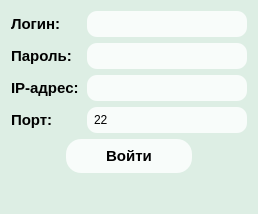
Qt form loginForm.ui (Wobolok/projects) before a commit.
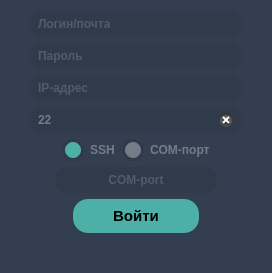
The same form after that commit.

```diff
--- a/loginForm.ui
+++ b/loginForm.ui
@@ -6,8 +6,8 @@
    <rect>
     <x>0</x>
     <y>0</y>
-    <width>256</width>
-    <height>214</height>
+    <width>272</width>
+    <height>273</height>
    </rect>
   </property>
   <property name="windowTitle">
@@ -15,12 +15,12 @@
   </property>
   <property name="styleSheet">
    <string notr="true">QWidget {
-	background-color:#ddeee4;
+	background-color:#333e50;
 }
 
 QPushButton {
 	color:black;
-	background-color:#f8fcfa;
+	background-color:#4DB0A8;
 	border:none;
 	border-radius:15px;
 	padding:8px 40px;
@@ -31,19 +31,13 @@
 
 QPushButton:hover {
 	color:white;
-	background-color:#13ec71;
-}
-
-QLabel {
-	font-family:arial;
-	font-weight:bold;
-	font-size:15px;
-	min-width:70px;
+	cursor:PointingHand;
 }
 
 QLineEdit {
-	color:black;
-	background-color:#f8fcfa;
+	color:#747C86;
+	font-weight:bold;
+	background-color:#2F3A4A;
 	padding:5px 5px;
 	max-width:200px;
 	min-width:150px;
@@ -51,71 +45,183 @@
 	border:none;
 }
 
-QLineEdit:hover {
-	background-color:rgba(220,220,220,0.9);
+QRadioButton {
+	color:#747C86;
+	font-family:arial;
+	font-weight:bold;
+}
+
+QRadioButton::indicator {
+	width:16px;
+	height:16px;
+    background-color:#747C86;
+	color:#747C86;
+	border:3px solid #2F3A4A;
+	border-radius:11px;
+}
+
+QRadioButton::indicator::checked {
+    background-color:#4DB0A8;
+	color:#4DB0A8;
+	border:3px solid #2F3A4A;
 }</string>
   </property>
   <layout class="QVBoxLayout" name="verticalLayout">
    <item>
     <layout class="QHBoxLayout" name="horizontalLayout">
      <item>
-      <widget class="QLabel" name="label">
-       <property name="text">
-        <string>Логин:</string>
+      <widget class="QLineEdit" name="login">
+       <property name="placeholderText">
+        <string>Логин/почта</string>
+       </property>
+       <property name="clearButtonEnabled">
+        <bool>true</bool>
        </property>
       </widget>
      </item>
-     <item>
-      <widget class="QLineEdit" name="login"/>
-     </item>
     </layout>
    </item>
    <item>
     <layout class="QHBoxLayout" name="horizontalLayout_2">
      <item>
-      <widget class="QLabel" name="label_2">
-       <property name="text">
-        <string>Пароль:</string>
+      <widget class="QLineEdit" name="passwd">
+       <property name="placeholderText">
+        <string>Пароль</string>
+       </property>
+       <property name="clearButtonEnabled">
+        <bool>true</bool>
        </property>
       </widget>
      </item>
-     <item>
-      <widget class="QLineEdit" name="passwd"/>
-     </item>
     </layout>
    </item>
    <item>
     <layout class="QHBoxLayout" name="horizontalLayout_7">
      <item>
-      <widget class="QLabel" name="label_5">
-       <property name="text">
-        <string>IP-адрес:</string>
+      <widget class="QLineEdit" name="ip">
+       <property name="placeholderText">
+        <string>IP-адрес</string>
+       </property>
+       <property name="clearButtonEnabled">
+        <bool>true</bool>
        </property>
       </widget>
      </item>
-     <item>
-      <widget class="QLineEdit" name="ip"/>
-     </item>
     </layout>
    </item>
    <item>
     <layout class="QHBoxLayout" name="horizontalLayout_5">
-     <item>
-      <widget class="QLabel" name="label_3">
-       <property name="text">
-        <string>Порт:</string>
-       </property>
-      </widget>
-     </item>
      <item>
       <widget class="QLineEdit" name="port">
        <property name="text">
         <string>22</string>
        </property>
+       <property name="placeholderText">
+        <string>Порт</string>
+       </property>
+       <property name="clearButtonEnabled">
+        <bool>true</bool>
+       </property>
       </widget>
      </item>
     </layout>
    </item>
+   <item>
+    <layout class="QHBoxLayout" name="horizontalLayout_4">
+     <item>
+      <spacer name="horizontalSpacer_4">
+       <property name="orientation">
+        <enum>Qt::Horizontal</enum>
+       </property>
+       <property name="sizeHint" stdset="0">
+        <size>
+         <width>40</width>
+         <height>20</height>
+        </size>
+       </property>
+      </spacer>
+     </item>
+     <item>
+      <widget class="QRadioButton" name="ssh">
+       <property name="cursor">
+        <cursorShape>PointingHandCursor</cursorShape>
+       </property>
+       <property name="text">
+        <string>SSH</string>
+       </property>
+       <property name="checked">
+        <bool>true</bool>
+       </property>
+      </widget>
+     </item>
+     <item>
+      <widget class="QRadioButton" name="com">
+       <property name="cursor">
+        <cursorShape>PointingHandCursor</cursorShape>
+       </property>
+       <property name="text">
+        <string>COM-порт</string>
+       </property>
+      </widget>
+     </item>
+     <item>
+      <spacer name="horizontalSpacer_3">
+       <property name="orientation">
+        <enum>Qt::Horizontal</enum>
+       </property>
+       <property name="sizeHint" stdset="0">
+        <size>
+         <width>40</width>
+         <height>20</height>
+        </size>
+       </property>
+      </spacer>
+     </item>
+    </layout>
+   </item>
+   <item>
+    <layout class="QHBoxLayout" name="horizontalLayout_6">
+     <item>
+      <spacer name="horizontalSpacer_5">
+       <property name="orientation">
+        <enum>Qt::Horizontal</enum>
+       </property>
+       <property name="sizeHint" stdset="0">
+        <size>
+         <width>40</width>
+         <height>20</height>
+        </size>
+       </property>
+      </spacer>
+     </item>
+     <item>
+      <widget class="QLineEdit" name="comNum">
+       <property name="enabled">
+        <bool>false</bool>
+       </property>
+       <property name="alignment">
+        <set>Qt::AlignCenter</set>
+       </property>
+       <property name="placeholderText">
+        <string>COM-port</string>
+       </property>
+      </widget>
+     </item>
+     <item>
+      <spacer name="horizontalSpacer_6">
+       <property name="orientation">
+        <enum>Qt::Horizontal</enum>
+       </property>
+       <property name="sizeHint" stdset="0">
+        <size>
+         <width>40</width>
+         <height>20</height>
+        </size>
+       </property>
+      </spacer>
+     </item>
+    </layout>
+   </item>
    <item>
     <layout class="QHBoxLayout" name="horizontalLayout_3">
      <item>
```
Left out of the diff: 103 changed lines with no effect on the pictures.
